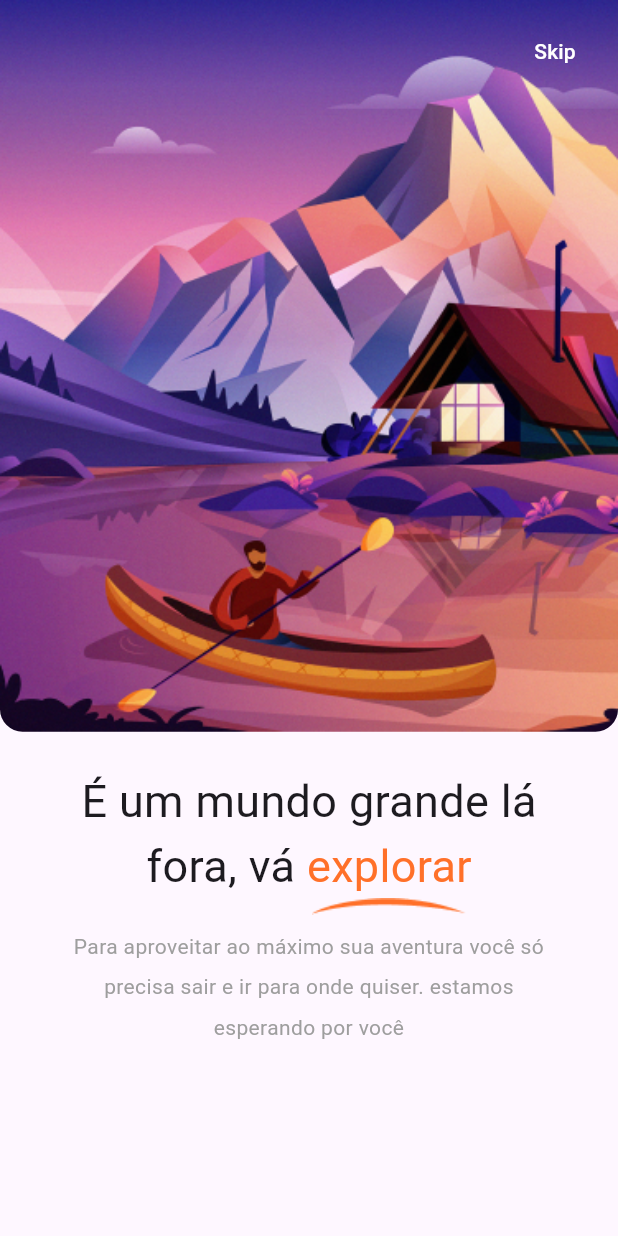
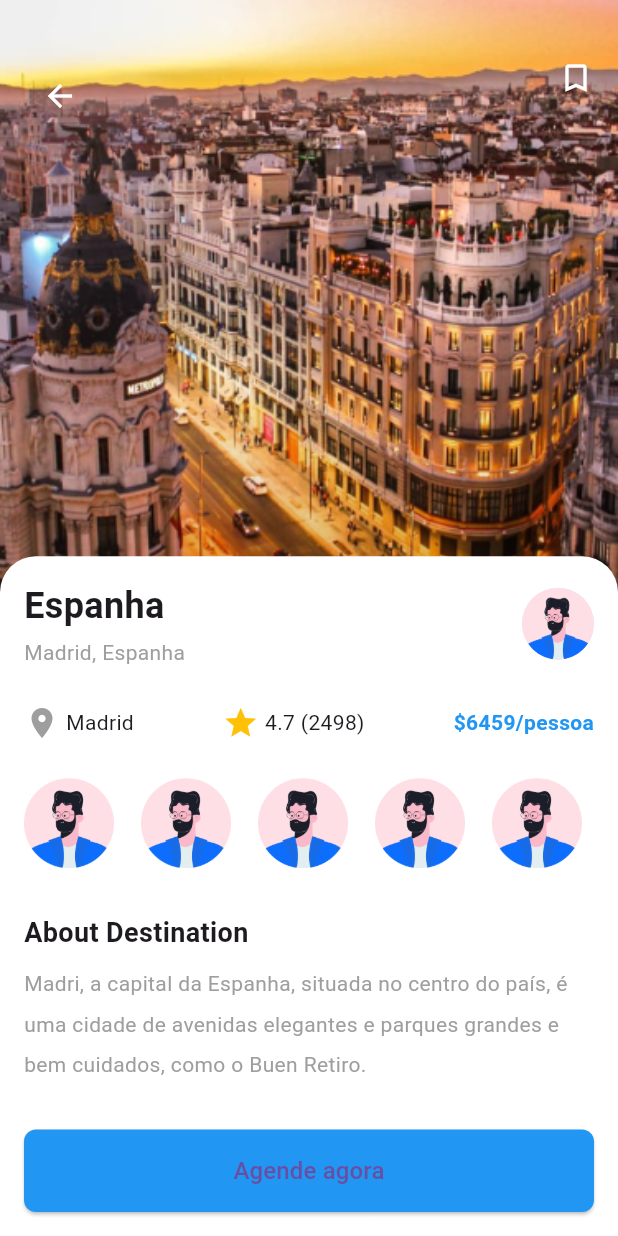
Before and after one commit to Wester-M-de-Oliveira/flutter, a Flutter app: the DetailsSpainApp screen opened directly, on a phone screen of 412 x 824 dp. Run offline on Flutter 3.47's test engine with Material 3 defaults, Android fonts, the light colour scheme and no system bars; our stand-ins replace dots_indicator, font_awesome_flutter.

Commit message:
feat: Add new images for profile and countries

```diff
--- a/lib/detailsSpain.dart
+++ b/lib/detailsSpain.dart
@@ -1,101 +1,189 @@
 import 'package:flutter/material.dart';
-import 'package:dots_indicator/dots_indicator.dart';
 import 'home.dart';
 
-class DetailsSpainApp extends StatefulWidget {
-  @override
-  _DetailsSpainAppState createState() => _DetailsSpainAppState();
-}
-
-class _DetailsSpainAppState extends State<DetailsSpainApp> {
-  final _pageController = PageController();
-  double _currentPageIndex = 0;
-
+class DetailsSpainApp extends StatelessWidget {
   @override
   Widget build(BuildContext context) {
     return Scaffold(
-      body: ListView(
+      body: Column(
         children: [
-          Stack(
+          Expanded(
+            child: Stack(
               children: [
                 Container(
-                width: double.infinity,
+                  height: MediaQuery.of(context).size.height * 0.55,
                   decoration: const BoxDecoration(
-                  borderRadius: BorderRadius.only(
-                    bottomLeft: Radius.circular(15.0),
-                    bottomRight: Radius.circular(15.0),
-                  ),
-                ),
-                child: ClipRRect(
-                  borderRadius: const BorderRadius.only(
-                    bottomLeft: Radius.circular(15.0),
-                    bottomRight: Radius.circular(15.0),
-                  ),
-                  child: Image.asset(
-                    'assets/images/pageview2.png',
+                    image: DecorationImage(
+                      image: AssetImage('assets/images/espanhadetalhes.png'),
                       fit: BoxFit.cover,
                     ),
                   ),
                 ),
                 Positioned(
-                top: 10,
-                right: 10,
-                child: TextButton(
+                  top: 40,
+                  left: 16,
+                  child: IconButton(
+                    icon: const Icon(Icons.arrow_back, color: Colors.white),
                     onPressed: () {
                       Navigator.push(
                         context,
                         MaterialPageRoute(builder: (context) => Home()),
                       );
                     },
-                  style: TextButton.styleFrom(
-                    backgroundColor: Colors.transparent,
-                    shape: const RoundedRectangleBorder(
-                      borderRadius: BorderRadius.all(Radius.circular(0)),
-                      side: BorderSide(color: Colors.transparent),
                   ),
                 ),
-                  child: const Text('Skip',   style: TextStyle(color: Colors.white),),
+                const Positioned(
+                  top: 40,
+                  right: 16,
+                  child: Icon(Icons.bookmark_border, color: Colors.white),
+                ),
+                Align(
+                  alignment: Alignment.bottomCenter,
+                  child: Container(
+                    height: MediaQuery.of(context).size.height * 0.55,
+                    padding: const EdgeInsets.all(16.0),
+                    decoration: const BoxDecoration(
+                      color: Colors.white,
+                      borderRadius: BorderRadius.vertical(top: Radius.circular(24.0)),
+                    ),
+                    child: Column(
+                      crossAxisAlignment: CrossAxisAlignment.start,
+                      children: [
+                        // Título e avatar
+                        const Row(
+                          mainAxisAlignment: MainAxisAlignment.spaceBetween,
+                          children: [
+                            Column(
+                              crossAxisAlignment: CrossAxisAlignment.start,
+                              children: [
+                                Text(
+                                  'Espanha',
+                                  style: TextStyle(
+                                    fontSize: 24.0,
+                                    fontWeight: FontWeight.bold,
+                                  ),
+                                ),
+                                SizedBox(height: 4.0),
+                                Text(
+                                  'Madrid, Espanha',
+                                  style: TextStyle(
+                                    color: Colors.grey,
                                   ),
                                 ),
                               ],
                             ),
-          SizedBox(height: 25),
-          const Center(child: Text('É um mundo grande lá', style: TextStyle(fontSize: 30))),
+                            CircleAvatar(
+                              backgroundImage: AssetImage('assets/images/perfil.png'),
+                              radius: 24.0,
+                            ),
+                          ],
+                        ),
+                        const SizedBox(height: 25),
+                        // Localização, Avaliação e Preço
+                        const Row(
+                          mainAxisAlignment: MainAxisAlignment.spaceBetween,
+                          children: [
                             Row(
-            mainAxisAlignment: MainAxisAlignment.center,
-            crossAxisAlignment: CrossAxisAlignment.baseline,
-            textBaseline: TextBaseline.alphabetic,
                               children: [
-              Text('fora, vá ', style: TextStyle(fontSize: 30)),
-              Column(
+                                Icon(Icons.location_on, color: Colors.grey),
+                                SizedBox(width: 4.0),
+                                Text('Madrid'),
+                              ],
+                            ),
+                            Row(
                               children: [
-                  Text('explorar', style: TextStyle(fontSize: 30,color: Color(0xFFFF7029))),
-                  Container(
-                    child: Image.asset(
-                      'assets/images/explorar.png',
-                      fit: BoxFit.cover,
+                                Icon(Icons.star, color: Colors.amber),
+                                SizedBox(width: 4.0),
+                                Text('4.7 (2498)'),
+                              ],
+                            ),
+                            Text(
+                              '\$6459/pessoa',
+                              style: TextStyle(
+                                color: Colors.blue,
+                                fontWeight: FontWeight.bold,
                               ),
                             ),
                           ],
-              )
+                        ),
+                        const SizedBox(height: 25),
+                        // Imagens de exemplo
+                        SizedBox(
+                          height: 60.0,
+                          child: Row(
+                            mainAxisAlignment: MainAxisAlignment.spaceBetween,
+                            children: [
+                              exampleImage('assets/images/perfil.png'),
+                              exampleImage('assets/images/perfil.png'),
+                              exampleImage('assets/images/perfil.png'),
+                              exampleImage('assets/images/perfil.png'),
+                              exampleImage('assets/images/perfil.png'),
                             ],
                           ),
-          const SizedBox(height: 8),
-          const Center(
-            child: Padding(
-              padding: EdgeInsets.fromLTRB(40,0,40 ,0),
-              child: Text(
-                'Para aproveitar ao máximo sua aventura você só precisa sair e ir para onde quiser. estamos esperando por você',
-                textAlign: TextAlign.center,
+                        ),
+                        const SizedBox(height: 30),
+                        // Sobre o Destino
+                        const Text(
+                          'About Destination',
+                          style: TextStyle(
+                            fontSize: 18.0,
+                            fontWeight: FontWeight.bold,
+                          ),
+                        ),
+                        const SizedBox(height: 8.0),
+                        const Text(
+                          'Madri, a capital da Espanha, situada no centro do país, é uma cidade de avenidas elegantes e parques grandes e bem cuidados, como o Buen Retiro.',
                           style: TextStyle(
                             color: Colors.grey,
-                  height: 1.9, // Aumenta o espaçamento entre as linhas
+                            height: 1.9
+                            ),
+                        ),
+                        const Spacer(), // Empurra o botão para o fundo
+                        // Botão Agende Agora
+                        SizedBox(
+                          width: double.infinity,
+                          child: ElevatedButton(
+                            onPressed: () {
+                              // Ação do botão
+                            },
+                            style: ElevatedButton.styleFrom(
+                              padding: const EdgeInsets.symmetric(vertical: 16.0),
+                              backgroundColor: Colors.blue,
+                              shape: RoundedRectangleBorder(
+                                borderRadius: BorderRadius.circular(8.0),
+                              ),
+                            ),
+                            child: const Text(
+                              'Agende agora',
+                              style: TextStyle(fontSize: 16.0),
                             ),
                           ),
                         ),
+                      ],
+                    ),
+                  ),
                 )
+
+              ],
+            ),
+          ),
         ],
       ),
     );
   }
+
+  Widget exampleImage(String asset) {
+    return Padding(
+      padding: const EdgeInsets.only(right: 8.0),
+      child: ClipRRect(
+        borderRadius: BorderRadius.circular(8.0),
+        child: Image.asset(
+          asset,
+          width: 60.0,
+          height: 60.0,
+          fit: BoxFit.cover,
+        ),
+      ),
+    );
   }
+}
--- a/pubspec.yaml
+++ b/pubspec.yaml
@@ -71,6 +71,7 @@ flutter:
     - assets/images/perfil.png
     - assets/images/espanha.png
     - assets/images/france.png
+    - assets/images/espanhadetalhes.png
 
   # An image asset can refer to one or more resolution-specific "variants", see
   # https://flutter.dev/assets-and-images/#resolution-aware
```
Also changed, not shown: lib/home.dart (+12 -6 lines), lib/lugaresPopulares.dart (added, +209 -0 lines), assets/images/espanhadetalhes.png (added). Lines whose indentation alone changed are shown as unchanged.
